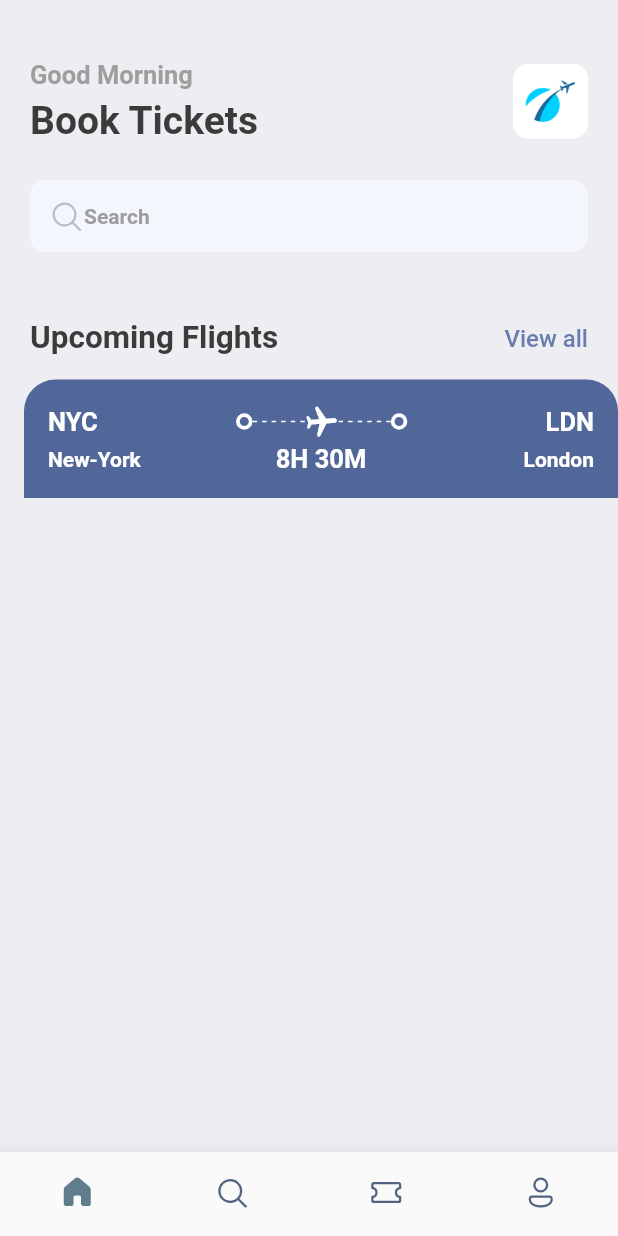
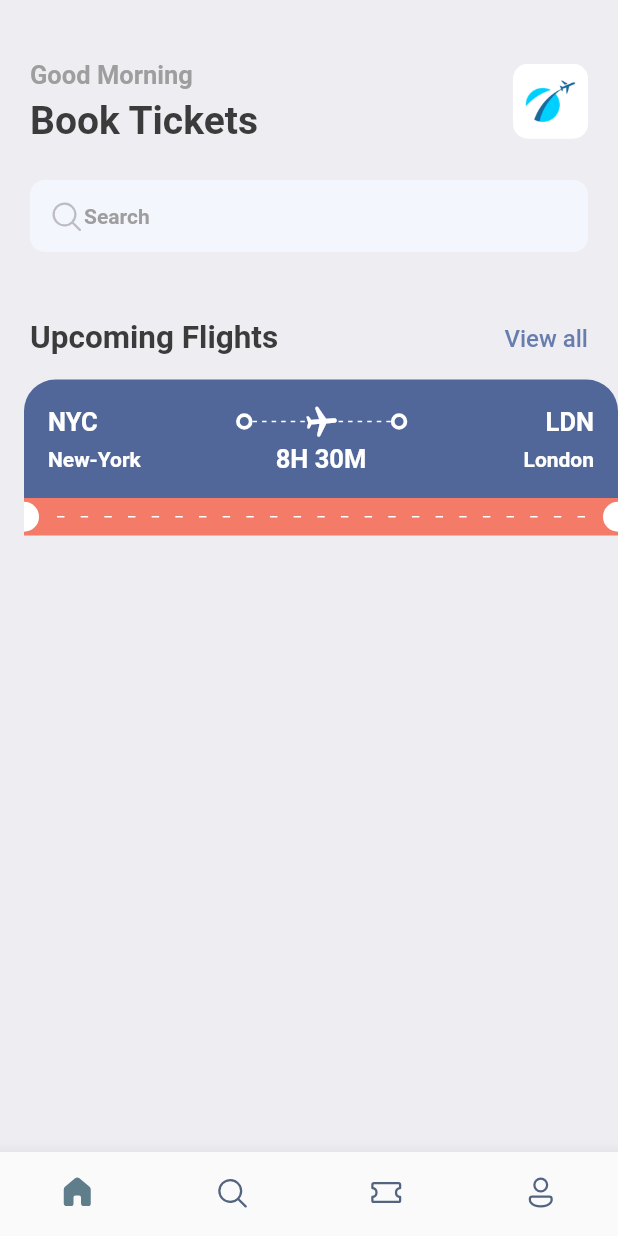
Before and after one commit to gnulitskaya/tickets-booking--app, a Flutter app: the screen it shows after launch, on a phone screen of 412 x 824 dp. Run offline on Flutter 3.47's test engine with Material 2 defaults, Android fonts, the phone set to English and light mode, and no system bars; our stand-ins replace fluentui_icons, gap.

Commit message:
add line

```diff
--- a/lib/screens/ticket_view.dart
+++ b/lib/screens/ticket_view.dart
@@ -51,10 +51,10 @@ class TicketView extends StatelessWidget {
                               mainAxisSize: MainAxisSize.max,
                               children: List.generate(
                                   (constraints.constrainWidth() / 6).floor(),
-                                  (index) => SizedBox(
+                                  (index) => const SizedBox(
                                         width: 3,
                                         height: 1,
-                                        child: const DecoratedBox(
+                                        child: DecoratedBox(
                                             decoration: BoxDecoration(
                                                 color: Colors.white)),
                                       )),
@@ -65,7 +65,7 @@ class TicketView extends StatelessWidget {
                       Center(
                         child: Transform.rotate(
                           angle: 1.5,
-                          child: Icon(
+                          child: const Icon(
                             Icons.local_airport_rounded,
                             color: Colors.white,
                           ),
@@ -81,7 +81,7 @@ class TicketView extends StatelessWidget {
                     ),
                   ],
                 ),
-                Gap(3),
+                const Gap(3),
                 Row(
                   mainAxisAlignment: MainAxisAlignment.spaceBetween,
                   children: [
@@ -111,7 +111,55 @@ class TicketView extends StatelessWidget {
                 )
               ],
             ),
-          )
+          ),
+          Container(
+            color: Styles.orangeColor,
+            child: Row(
+              children: [
+                const SizedBox(
+                  height: 20,
+                  width: 10,
+                  child: DecoratedBox(
+                      decoration: BoxDecoration(
+                          color: Colors.white,
+                          borderRadius: BorderRadius.only(
+                              topRight: Radius.circular(10),
+                              bottomRight: Radius.circular(10)))),
+                ),
+                Expanded(
+                    child: Padding(
+                  padding: const EdgeInsets.all(12.0),
+                  child: LayoutBuilder(builder:
+                      (BuildContext context, BoxConstraints constraints) {
+                    return Flex(
+                      direction: Axis.horizontal,
+                      mainAxisAlignment: MainAxisAlignment.spaceBetween,
+                      mainAxisSize: MainAxisSize.max,
+                      children: List.generate(
+                          (constraints.constrainWidth() / 15).floor(),
+                          (index) => const SizedBox(
+                                width: 5,
+                                height: 1,
+                                child: DecoratedBox(
+                                    decoration:
+                                        BoxDecoration(color: Colors.white)),
+                              )),
+                    );
+                  }),
+                )),
+                const SizedBox(
+                  height: 20,
+                  width: 10,
+                  child: DecoratedBox(
+                      decoration: BoxDecoration(
+                          color: Colors.white,
+                          borderRadius: BorderRadius.only(
+                              topLeft: Radius.circular(10),
+                              bottomLeft: Radius.circular(10)))),
+                ),
+              ],
+            ),
+          ),
         ]),
       ),
     );
--- a/lib/utils/app_styles.dart
+++ b/lib/utils/app_styles.dart
@@ -8,7 +8,7 @@ class Styles {
   static Color primaryColor = primary;
   static Color textColor = const Color(0xFF3b3b3b);
   static Color bgColor = const Color(0xFFeeedf2);
-  static Color orangeColor = const Color(0xFF526799);
+  static Color orangeColor = const Color(0xFFF37B67);
   static TextStyle textStyle =
       TextStyle(fontSize: 16, color: textColor, fontWeight: FontWeight.w500);
   static TextStyle headLineStyle1 =
```
